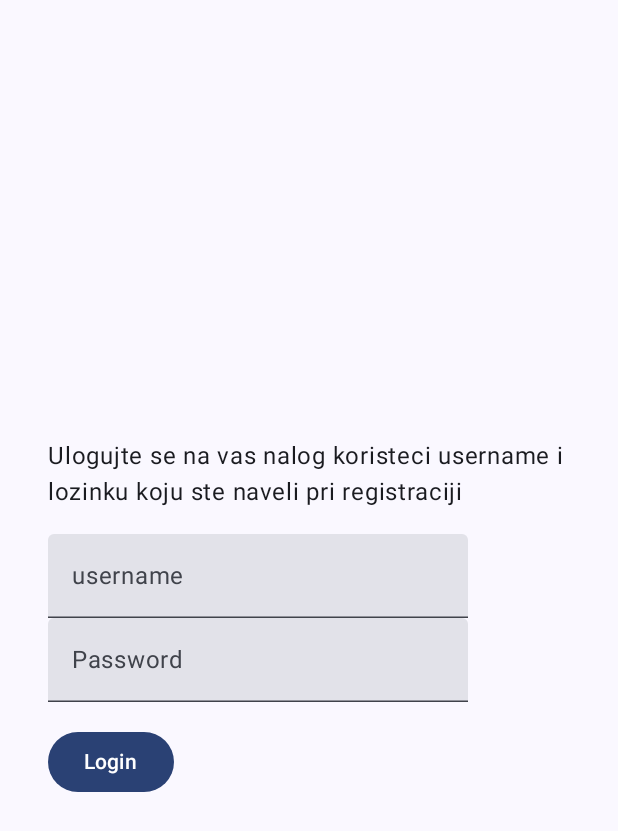
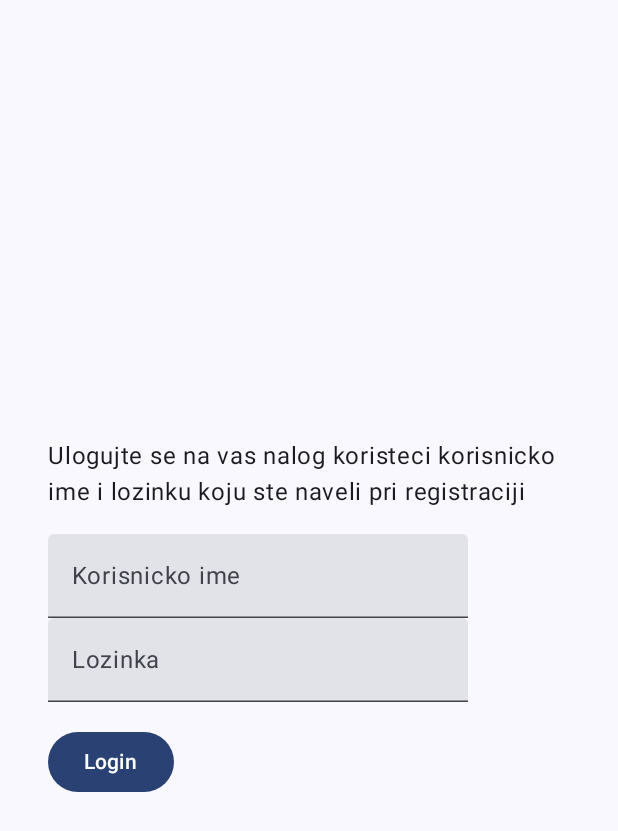
Before and after one commit to natsretkovic/mobi-dent-app, an Android app built with Jetpack Compose: the composable LoginEkran shown on its own in the app's theme, after a tap on "Login", on a phone screen of 412 x 824 dp. Shown: the top 831 px of the screen. Run offline under Robolectric (Android 15) with nearby library versions, the phone set to English and light mode, and no system bars; our stand-ins replace Firebase (no records; nobody signed in at launch, a user with empty details on screens opened directly).

Commit message:
minor changes

```diff
--- a/app/build.gradle.kts
+++ b/app/build.gradle.kts
@@ -71,6 +71,4 @@ dependencies {
     implementation ("com.google.android.gms:play-services-location:21.2.0")
     implementation(libs.androidx.activity.compose)
     implementation("io.coil-kt:coil-compose:2.5.0")
-
-
 }
--- a/app/src/main/AndroidManifest.xml
+++ b/app/src/main/AndroidManifest.xml
@@ -3,7 +3,7 @@
     xmlns:tools="http://schemas.android.com/tools">
 
     <uses-permission android:name="android.permission.CAMERA" />
-     <uses-permission android:name="android.permission.READ_EXTERNAL_STORAGE" android:maxSdkVersion="32" />
+     <uses-permission android:name="android.permission.READ_MEDIA_IMAGES" android:maxSdkVersion="32" />
      <uses-feature android:name="android.hardware.camera" android:required="false" />
 
     <uses-permission android:name="android.permission.POST_NOTIFICATIONS" />
@@ -17,6 +17,7 @@
     <uses-permission android:name="android.permission.ACCESS_BACKGROUND_LOCATION" />
     <uses-permission android:name="android.permission.FOREGROUND_SERVICE"/>
     <uses-permission android:name="android.permission.FOREGROUND_SERVICE_LOCATION"/>
+    <uses-permission android:name="android.permission.POST_NOTIFICATIONS"/>
 
 
 
--- a/app/src/main/java/com/example/myapplication/StorageService.kt
+++ b/app/src/main/java/com/example/myapplication/StorageService.kt
@@ -63,7 +63,6 @@ class StorageService(private val firestore: FirebaseFirestore) {
 
     }
     suspend fun getKomentar(ordinacijaId :String, korisnikId :String) : Komentar?{
-
         val snapshot = firestore.collection(collectionName)
             .document(ordinacijaId)
             .collection("komentari")
--- a/app/src/main/java/com/example/myapplication/view/EditOrdinacijaEkran.kt
+++ b/app/src/main/java/com/example/myapplication/view/EditOrdinacijaEkran.kt
@@ -36,7 +36,6 @@ fun EditOrdinacijaEkran(ordinacijaViewModel: OrdinacijaViewModel) {
     var deleteClicked by remember { mutableStateOf(false) }
     var selectedOrdinacija by remember { mutableStateOf<Ordinacija?>(null) }
 
-
     Column(
         modifier = Modifier
             .fillMaxSize().statusBarsPadding()
--- a/app/src/main/java/com/example/myapplication/view/LoginEkran.kt
+++ b/app/src/main/java/com/example/myapplication/view/LoginEkran.kt
@@ -1,5 +1,6 @@
 package com.example.myapplication.view
 
+import android.widget.Toast
 import androidx.compose.foundation.layout.*
 import androidx.compose.foundation.text.KeyboardOptions
 import androidx.compose.material3.Button
@@ -13,6 +14,7 @@ import androidx.compose.runtime.setValue
 import androidx.compose.ui.Alignment
 import androidx.compose.ui.Modifier
 import androidx.compose.ui.graphics.Color
+import androidx.compose.ui.platform.LocalContext
 import androidx.compose.ui.text.input.KeyboardType
 import androidx.compose.ui.text.input.PasswordVisualTransformation
 import androidx.compose.ui.unit.dp
@@ -25,6 +27,7 @@ fun LoginEkran(modifier: Modifier, viewModel: AuthViewModel, navController: NavH
     var username by remember { mutableStateOf("") }
     var password by remember { mutableStateOf("") }
     var message by remember {mutableStateOf("")}
+    val context = LocalContext.current
 
     Box(
         modifier = Modifier
@@ -33,32 +36,32 @@ fun LoginEkran(modifier: Modifier, viewModel: AuthViewModel, navController: NavH
         contentAlignment = Alignment.Center
         ) {
             Column(modifier = Modifier.padding(16.dp)) {
-            Text("Ulogujte se na vas nalog koristeci username i lozinku koju ste naveli pri registraciji")
+            Text("Ulogujte se na vas nalog koristeci korisnicko ime i lozinku koju ste naveli pri registraciji")
             Spacer(modifier = Modifier.height(16.dp))
             TextField(
                 value = username,
                 onValueChange = { username = it },
-                label = { Text("username") })
+                label = { Text("Korisnicko ime") })
             TextField(
                 value = password,
                 onValueChange = { password = it },
-                label = { Text("Password") },
+                label = { Text("Lozinka") },
                 visualTransformation = PasswordVisualTransformation(),
-                // keyboardOptions = KeyboardOptions(keyboardType = KeyboardType.Password)
             )
             Spacer(modifier = Modifier.height(16.dp))
             Button(onClick = {
                 viewModel.loginUser(username, password,) { success, errorMessage ->
                     if (success) {
-                        navController.navigate("home"){
-                        popUpTo("auth") {
-                            inclusive = true
+                        navController.navigate("home") {
+                            popUpTo("auth") {
+                                inclusive = true
+                            }
                         }
-                        }
-
                     }
                     else{
-                        message = errorMessage ?: "Doslo je do greske"
+                        message = errorMessage ?: "Doslo je do greske, proverite podatke"
+                        Toast.makeText(context, message, Toast.LENGTH_SHORT).show()
+
                     }
                 }
             }) {
--- a/app/src/main/java/com/example/myapplication/view/RegistracijaEkran.kt
+++ b/app/src/main/java/com/example/myapplication/view/RegistracijaEkran.kt
@@ -25,6 +25,7 @@ import androidx.activity.compose.rememberLauncherForActivityResult
 import androidx.activity.result.PickVisualMediaRequest
 import androidx.activity.result.contract.ActivityResultContracts
 import coil.compose.AsyncImage
+import com.google.firebase.Firebase
 
 
 @Composable
--- a/app/src/main/java/com/example/myapplication/viewmodel/LocationService.kt
+++ b/app/src/main/java/com/example/myapplication/viewmodel/LocationService.kt
@@ -1,12 +1,10 @@
 package com.example.myapplication.viewmodel
 
-import android.app.NotificationChannel
 import android.app.NotificationManager
 import android.app.Service
 import android.content.Context
 import android.content.Intent
 import android.location.Location
-import android.os.Build
 import android.os.IBinder
 import androidx.core.app.NotificationCompat
 import com.example.myapplication.viewmodel.utils.LocationClient
@@ -17,7 +15,6 @@ import kotlinx.coroutines.SupervisorJob
 import kotlinx.coroutines.cancel
 import com.example.myapplication.R
 import com.example.myapplication.model.Korisnik
-import com.example.myapplication.model.Ordinacija
 import com.google.firebase.Timestamp
 import com.google.firebase.auth.FirebaseAuth
 import kotlinx.coroutines.flow.catch
```
Also changed, not shown: app/src/main/java/com/example/myapplication/view/GoogleMapaEkran.kt (+9 -11 lines), app/src/main/java/com/example/myapplication/viewmodel/AuthViewModel.kt (+2 -5 lines).
